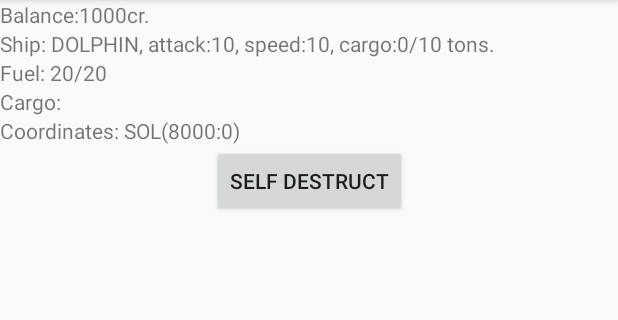
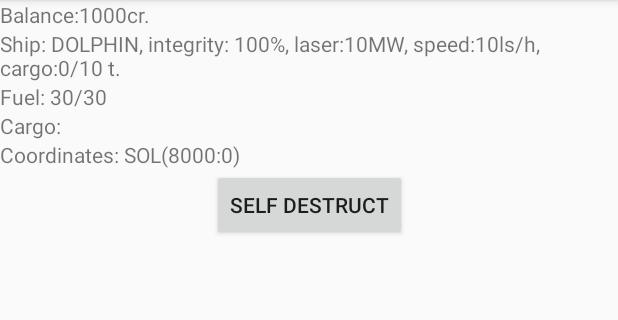
Before and after one commit to EvgenyTyurin/DangerousGalaxy, an Android app: the screen it shows after launch (StatusActivity), after a tap on "STATUS", on a phone screen of 412 x 824 dp, the part 84-404 px from its top. Run offline under Robolectric (Android 15) with nearby library versions, the phone set to English and light mode, and no system bars.

Commit message:
new ships, ship repairs

```diff
--- a/app/src/main/java/evgenyt/dangerousgalaxy/ui/StatusActivity.java
+++ b/app/src/main/java/evgenyt/dangerousgalaxy/ui/StatusActivity.java
@@ -27,9 +27,10 @@ public class StatusActivity extends AppCompatActivity {
         balanceText.setText("Balance:" + player.getBalance() + "cr.");
         TextView shipText = findViewById(R.id.text_ship);
         shipText.setText("Ship: " + playerShip.getType() +
-                ", attack:" + playerShip.getType().attack +
-                ", speed:" + playerShip.getType().speed +
-                ", cargo:" + playerShip.getCurrentCargoTonnage() + "/" + playerShip.getType().maxCargo + " tons."
+                ", integrity: " + playerShip.getHealth() + "%" +
+                ", laser:" + playerShip.getType().attack + "MW" +
+                ", speed:" + playerShip.getType().speed + "ls/h" +
+                ", cargo:" + playerShip.getCurrentCargoTonnage() + "/" + playerShip.getType().maxCargo + " t."
                 );
         TextView fuelText = findViewById(R.id.text_fuel);
         fuelText.setText("Fuel: " + playerShip.getFuel() + "/" + playerShip.getType().maxFuel);
--- a/app/src/main/java/evgenyt/dangerousgalaxy/universe/PlayerShip.java
+++ b/app/src/main/java/evgenyt/dangerousgalaxy/universe/PlayerShip.java
@@ -9,6 +9,7 @@ public class PlayerShip extends SpaceShip {
     private static final String PREF_TYPE = "PlayerShip.Type";
     private static final String PREF_CARGO = "PlayerShip.CargoList";
     private static final String PREF_FUEL = "PlayerShip.Fuel";
+    private static final String PREF_HEALTH = "PlayerShip.Health";
 
     Galaxy galaxy = Galaxy.getInstance();
 
@@ -25,6 +26,7 @@ public class PlayerShip extends SpaceShip {
         String planetStr = PrefsWork.readSlot(PREF_CURRENT_PLANET);
         String typeStr = PrefsWork.readSlot(PREF_TYPE);
         String fuelStr = PrefsWork.readSlot(PREF_FUEL);
+        String healthStr = PrefsWork.readSlot(PREF_HEALTH);
         if (starStr.equals("")) {
             setCurrentStar(Galaxy.SOL);
             setCurrentPlanet(Galaxy.EARTH);
@@ -41,6 +43,10 @@ public class PlayerShip extends SpaceShip {
                 fuel = type.maxFuel;
             else
                 fuel = Integer.valueOf(fuelStr);
+            if (healthStr.equals(""))
+                setHealth(100);
+            else
+                setHealth(Integer.valueOf(healthStr));
             String cargoStr = PrefsWork.readSlot(PREF_CARGO);
             if (!cargoStr.equals("")) {
                 String[] cargoSlots = cargoStr.split(",");
@@ -103,4 +109,10 @@ public class PlayerShip extends SpaceShip {
         super.setFuel(fuel);
         PrefsWork.saveSlot(PREF_FUEL, String.valueOf(fuel));
     }
+
+    @Override
+    public void setHealth(int health) {
+        super.setHealth(health);
+        PrefsWork.saveSlot(PREF_HEALTH, String.valueOf(health));
+    }
 }
--- a/app/src/main/java/evgenyt/dangerousgalaxy/universe/SpaceShip.java
+++ b/app/src/main/java/evgenyt/dangerousgalaxy/universe/SpaceShip.java
@@ -7,13 +7,19 @@ public class SpaceShip {
 
     public enum Type {
         // DEFAULT
-        DOLPHIN(10, 10, 10, 20, 10000),
+        DOLPHIN(10, 10, 10, 30, 10000),
         // CLASS I
-        WANDERER(12, 12, 12, 25, 15000),
-        TRUMP(15, 10, 10, 20, 15000),
-        EAGLE(10, 15, 10, 20, 15000),
-        BLAZE(10, 10, 15, 20, 15000),
-        JOURNEY(10, 10, 10, 30, 15000);
+        WANDERER(12, 12, 12, 40, 15000),
+        TRUMP(15, 10, 10, 30, 15000),
+        EAGLE(10, 15, 10, 30, 15000),
+        BLAZE(10, 10, 15, 30, 15000),
+        JOURNEY(10, 10, 10, 50, 15000),
+        // CLASS II
+        WANDERER2(17, 17, 17, 60, 20000),
+        TRUMP2(20, 15, 15, 50, 20000),
+        EAGLE2(15, 20, 15, 50, 20000),
+        BLAZE2(15, 15, 20, 50, 20000),
+        JOURNEY2(15, 15, 15, 70, 20000);
 
         public final int maxCargo;
         public final int attack;
@@ -36,6 +42,7 @@ public class SpaceShip {
     Map<Commodity, Integer> cargoList = new HashMap<>();
     Type type;
     int fuel;
+    int health = 100;
 
     public SpaceShip(Star currentStar, Planet currentPlanet, Type type) {
         this.currentStar = currentStar;
@@ -48,7 +55,12 @@ public class SpaceShip {
     }
 
     public boolean getDamage(int damage) {
-        return true;
+        if (health > damage) {
+            setHealth(health - damage);
+            return true;
+        } else {
+            return false;
+        }
     }
 
     public int getCurrentCargoTonnage() {
@@ -125,4 +137,11 @@ public class SpaceShip {
         return false;
     }
 
+    public int getHealth() {
+        return health;
+    }
+
+    public void setHealth(int health) {
+        this.health = health;
+    }
 }
--- a/app/src/main/res/values/strings.xml
+++ b/app/src/main/res/values/strings.xml
@@ -8,6 +8,10 @@
     <string name="txt_escape">Escape</string>
     <string name="txt_break">Break through</string>
     <string name="txt_refuel">Refuel</string>
+    <string name="txt_refueled">Refueled</string>
+    <string name="txt_nomoney">Not enough money</string>
+    <string name="txt_repair">Repair</string>
+    <string name="txt_repaired">Repaired</string>
     <string name="txt_self_destruct">Self destruct</string>
     <string name="txt_shipyard">Shipyard</string>
     <string name="txt_buy">Buy</string>
```
Also changed, not shown: app/src/main/java/evgenyt/dangerousgalaxy/ui/BattleActivity.java (+32 -12 lines), app/src/main/java/evgenyt/dangerousgalaxy/ui/SpacePortActivity.java (+19 -0 lines), app/src/main/res/layout/activity_spaceport.xml (+10 -1 lines), 1 other file.
